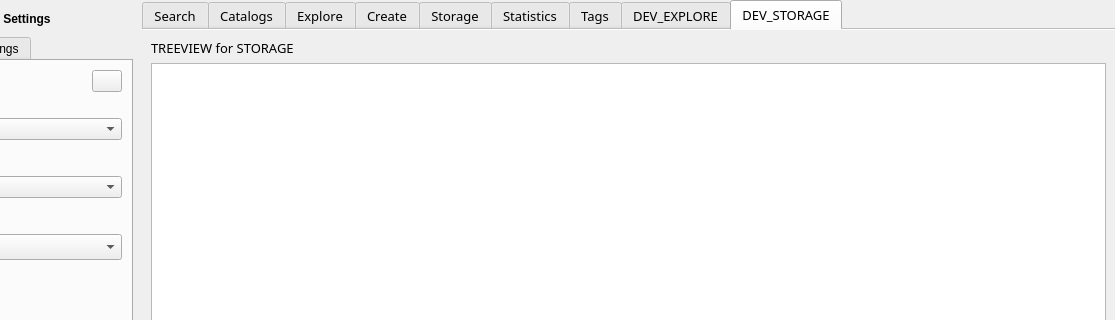
First picture: the form in mainwindow.ui, repository StephaneCouturier/Katalog, before the edit; both pictures show x 103 to 1218 and y 0 to 320 of the 1218 by 729 pixel window.
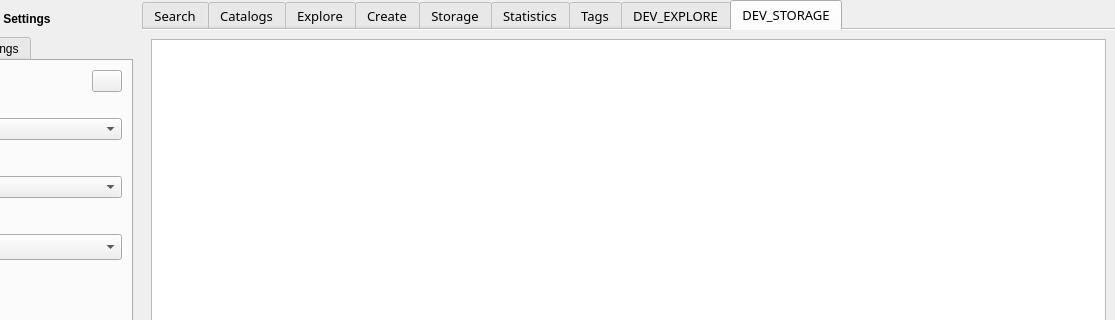
Second picture: the form after the edit. The open tabs and pages were chosen to show the change. Icons and pictures are not drawn. Custom widgets are drawn as their Qt base class.

The edit to the form file:
```diff
--- a/mainwindow.ui
+++ b/mainwindow.ui
@@ -4613,13 +4613,6 @@
        </attribute>
        <layout class="QGridLayout" name="gridLayout_17">
         <item row="0" column="0">
-         <widget class="QLabel" name="label_2">
-          <property name="text">
-           <string>TREEVIEW for STORAGE</string>
-          </property>
-         </widget>
-        </item>
-        <item row="1" column="0">
          <widget class="QTreeView" name="DEV2_treeView_Storage"/>
         </item>
        </layout>
```
Left out of the diff: 3 changed lines with no effect on the pictures.
